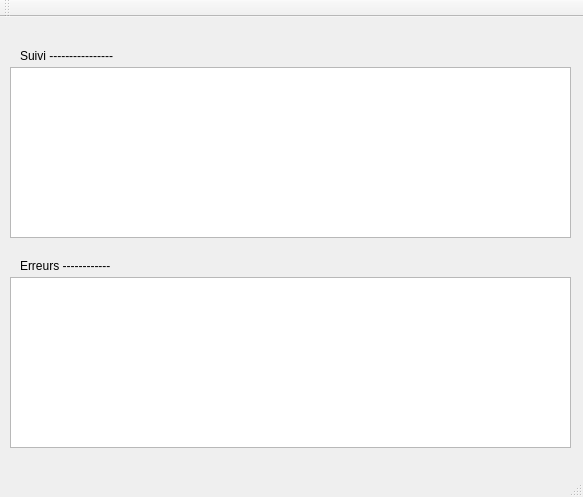
Before: the Qt Designer form cihm.ui in PhASnBenoit/rushball, drawn with Qt 5.
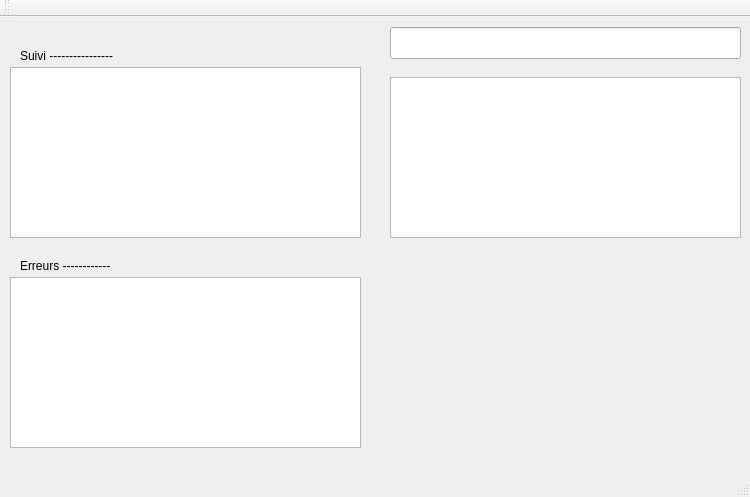
After: the same form once the commit is applied.

Commit message: Reste la gestion par le jeu du pupitre

What changed in the file:
```diff
--- a/cihm.ui
+++ b/cihm.ui
@@ -6,7 +6,7 @@
    <rect>
     <x>0</x>
     <y>0</y>
-    <width>583</width>
+    <width>750</width>
     <height>497</height>
    </rect>
   </property>
@@ -19,7 +19,7 @@
      <rect>
       <x>10</x>
       <y>50</y>
-      <width>561</width>
+      <width>351</width>
       <height>171</height>
      </rect>
     </property>
@@ -29,7 +29,7 @@
      <rect>
       <x>10</x>
       <y>260</y>
-      <width>561</width>
+      <width>351</width>
       <height>171</height>
      </rect>
     </property>
@@ -60,6 +60,26 @@
      <string>Erreurs ------------</string>
     </property>
    </widget>
+   <widget class="QLineEdit" name="lePupitre">
+    <property name="geometry">
+     <rect>
+      <x>390</x>
+      <y>10</y>
+      <width>351</width>
+      <height>32</height>
+     </rect>
+    </property>
+   </widget>
+   <widget class="QTextEdit" name="tePupitre">
+    <property name="geometry">
+     <rect>
+      <x>390</x>
+      <y>60</y>
+      <width>351</width>
+      <height>161</height>
+     </rect>
+    </property>
+   </widget>
   </widget>
   <widget class="QMenuBar" name="menuBar">
    <property name="geometry">
```
Left out of the diff: 2 changed lines with no effect on the pictures. The commit also changes 12 other files.
